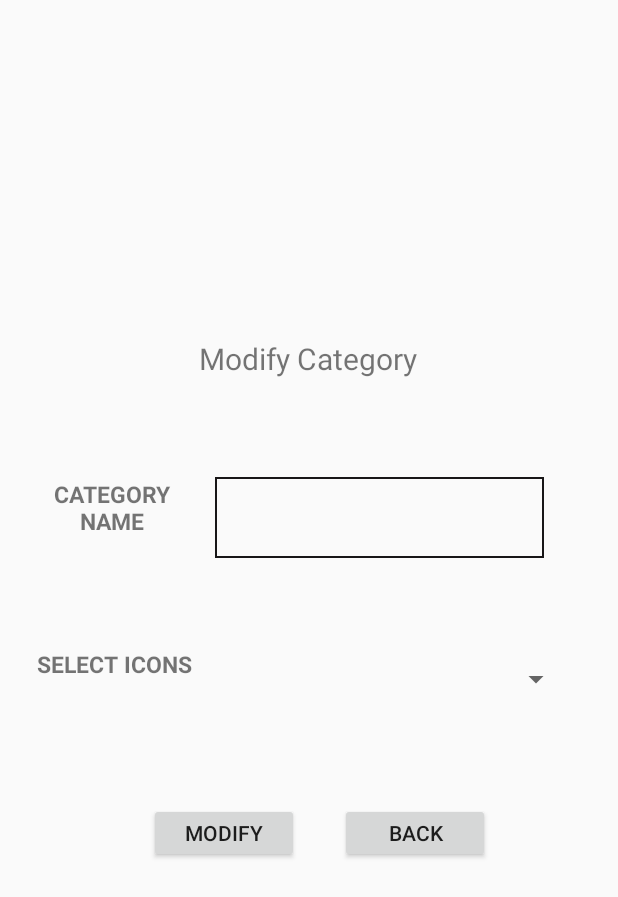
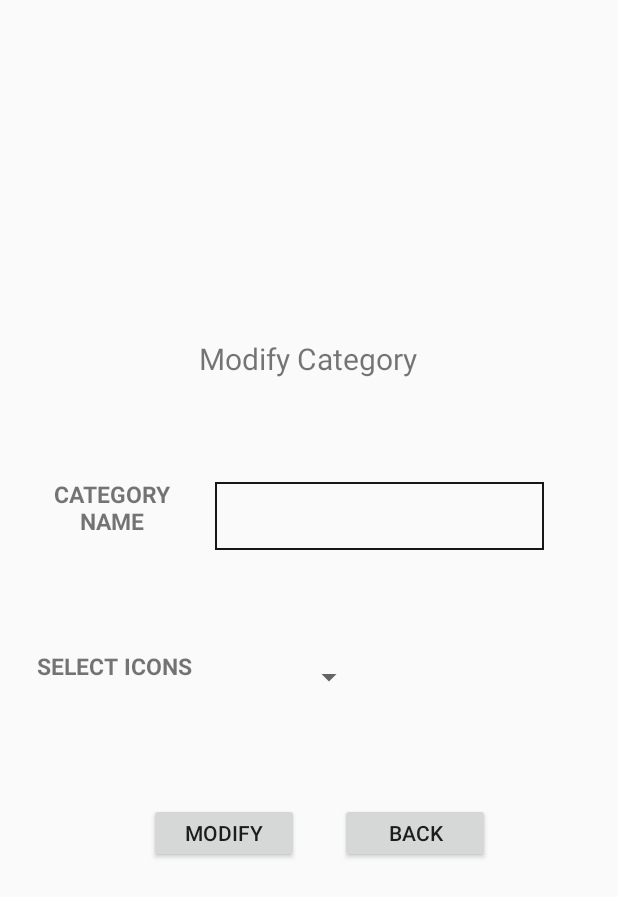
Before and after one commit to DBSE-teaching/isee2019-Sky-Net, an Android app: the layout modify_category.xml on its own in the app's theme, with its tools: preview values and no code run, on a phone screen of 412 x 824 dp. Shown: the top 897 px of the screen. Run offline under Robolectric (Android 15) with nearby library versions, the phone set to English and light mode, and no system bars.

```diff
--- a/SourceCode/app/src/main/res/layout/modify_category.xml
+++ b/SourceCode/app/src/main/res/layout/modify_category.xml
@@ -12,7 +12,7 @@ android:contextClickable="false">
     <TextView
         android:id="@+id/icons2"
         android:layout_width="111dp"
-        android:layout_height="47dp"
+        android:layout_height="45dp"
         android:layout_marginStart="8dp"
         android:layout_marginEnd="8dp"
         android:layout_marginBottom="8dp"
@@ -30,8 +30,8 @@ android:contextClickable="false">
 
     <Spinner
         android:id="@+id/iconddlb2"
-        android:layout_width="230dp"
-        android:layout_height="43dp"
+        android:layout_width="100dp"
+        android:layout_height="45dp"
         android:layout_marginStart="8dp"
         android:layout_marginTop="8dp"
         android:layout_marginEnd="8dp"
@@ -43,10 +43,10 @@ android:contextClickable="false">
         android:textSize="22sp"
         app:layout_constraintBottom_toBottomOf="parent"
         app:layout_constraintEnd_toEndOf="parent"
-        app:layout_constraintHorizontal_bias="0.865"
+        app:layout_constraintHorizontal_bias="0.457"
         app:layout_constraintStart_toStartOf="parent"
         app:layout_constraintTop_toTopOf="parent"
-        app:layout_constraintVertical_bias="0.554" />
+        app:layout_constraintVertical_bias="0.552" />
 
     <TextView
         android:id="@+id/cat2"
@@ -88,7 +88,7 @@ android:contextClickable="false">
     <EditText
         android:id="@+id/modify_cat_textbox"
         android:layout_width="219dp"
-        android:layout_height="54dp"
+        android:layout_height="45dp"
         android:background="@drawable/border_style"
         app:layout_constraintBottom_toBottomOf="parent"
         app:layout_constraintEnd_toEndOf="parent"
```
